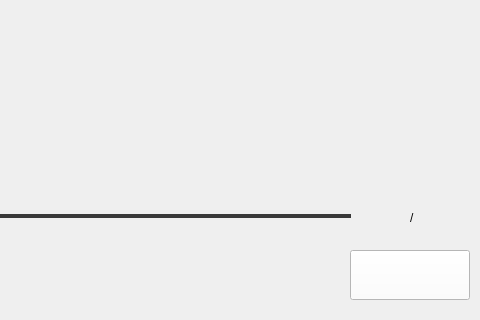
Old version of the form MusicVisualization/src/View/DisplayVideos/DisplayVideosWindow.ui in the repository MohanChi/MusicVisualization; both pictures show x 520 to 1000 and y 240 to 560 of the 1000 by 560 pixel window.
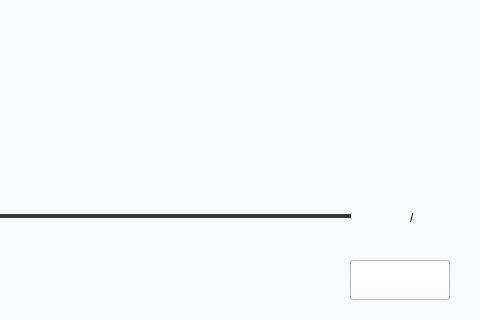
New version of the form. Custom widgets are drawn as their Qt base class.

Commit message: fix ContinueChooseWindow UI and DisplayVideosWindow UI, add some functions

What changed in the file:
```diff
--- a/MusicVisualization/src/View/DisplayVideos/DisplayVideosWindow.ui
+++ b/MusicVisualization/src/View/DisplayVideos/DisplayVideosWindow.ui
@@ -13,6 +13,9 @@
   <property name="windowTitle">
    <string>DisplayVideosWindow</string>
   </property>
+  <property name="styleSheet">
+   <string notr="true">background-color: rgb(248, 249, 250);</string>
+  </property>
   <widget class="QWidget" name="verticalLayoutWidget">
    <property name="geometry">
     <rect>
@@ -117,9 +120,9 @@
    <property name="geometry">
     <rect>
      <x>870</x>
-     <y>490</y>
-     <width>120</width>
-     <height>50</height>
+     <y>500</y>
+     <width>100</width>
+     <height>40</height>
     </rect>
    </property>
    <property name="styleSheet">
@@ -168,8 +171,38 @@
     <string>/</string>
    </property>
   </widget>
+  <widget class="QWidget" name="widget" native="true">
+   <property name="geometry">
+    <rect>
+     <x>0</x>
+     <y>0</y>
+     <width>1000</width>
+     <height>560</height>
+    </rect>
+   </property>
+   <property name="styleSheet">
+    <string notr="true">background-color: rgb(248, 249, 250);</string>
+   </property>
+  </widget>
+  <zorder>widget</zorder>
+  <zorder>verticalLayoutWidget</zorder>
+  <zorder>listWidget</zorder>
+  <zorder>btn_back</zorder>
+  <zorder>btn_play</zorder>
+  <zorder>horizontalSlider</zorder>
+  <zorder>btn_modify</zorder>
+  <zorder>label_positionTime</zorder>
+  <zorder>label_totalTime</zorder>
+  <zorder>label</zorder>
  </widget>
  <layoutdefault spacing="6" margin="11"/>
+ <customwidgets>
+  <customwidget>
+   <class>ResPushButton</class>
+   <extends>QPushButton</extends>
+   <header location="global">F:\MIProject\MusicVisualization\MusicVisualization\src\Module\QtWidget\respushbutton.h</header>
+  </customwidget>
+ </customwidgets>
  <resources/>
  <connections/>
 </ui>
```
Left out of the diff: 6 changed lines with no effect on the pictures. The commit also changes 15 other files.
